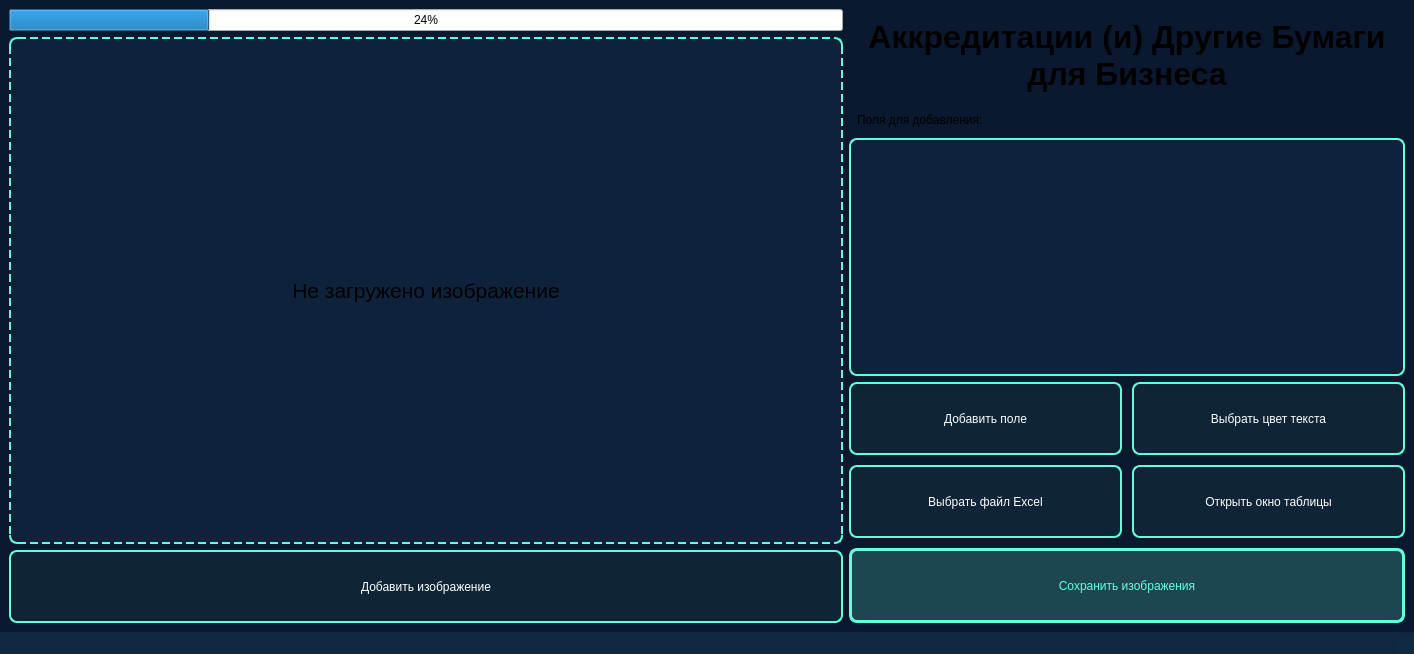
First picture: the form in Main.ui, repository CyberBro9/aobp, before the edit.
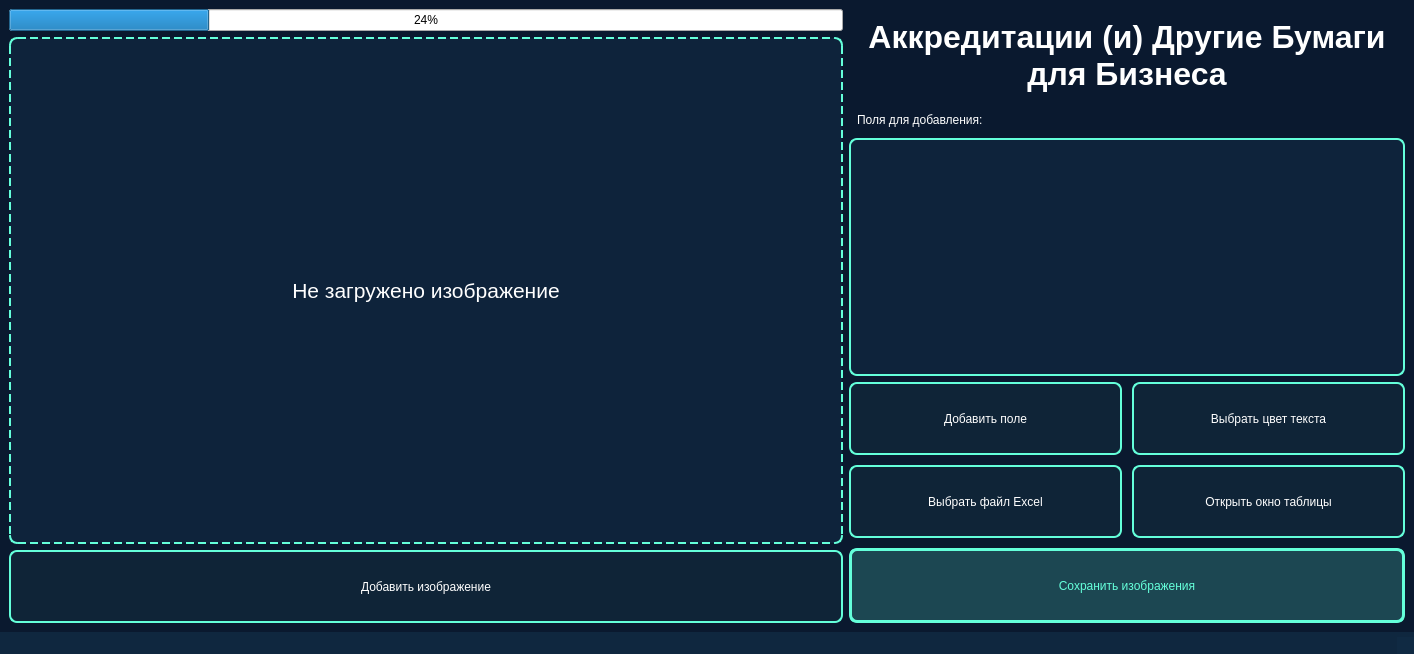
Second picture: the form after the edit. Icons and pictures are not drawn.

Commit message: Prepare for project defense

Diff of the .ui file:
```diff
--- a/Main.ui
+++ b/Main.ui
@@ -82,7 +82,7 @@
          </font>
         </property>
         <property name="styleSheet">
-         <string notr="true"/>
+         <string notr="true">color: rgb(255, 255, 255)</string>
         </property>
         <property name="text">
          <string>Не загружено изображение</string>
@@ -118,7 +118,8 @@
          </font>
         </property>
         <property name="styleSheet">
-         <string notr="true">font: bold 24pt &quot;Yu Gothic UI&quot;; padding: 10px;</string>
+         <string notr="true">font: bold 24pt &quot;Yu Gothic UI&quot;; padding: 10px;
+color: rgb(255, 255, 255)</string>
         </property>
         <property name="text">
          <string>Аккредитации (и) Другие Бумаги для Бизнеса</string>
@@ -137,7 +138,8 @@
       <item>
        <widget class="QLabel" name="selectionsLabel">
         <property name="styleSheet">
-         <string notr="true">font: bold 14pt &quot;Yu Gothic UI&quot;; padding: 5px;</string>
+         <string notr="true">font: bold 14pt &quot;Yu Gothic UI&quot;; padding: 5px;
+color: rgb(255, 255, 255)</string>
         </property>
         <property name="text">
          <string>Поля для добавления:</string>
```
The commit also changes 1 other file.
